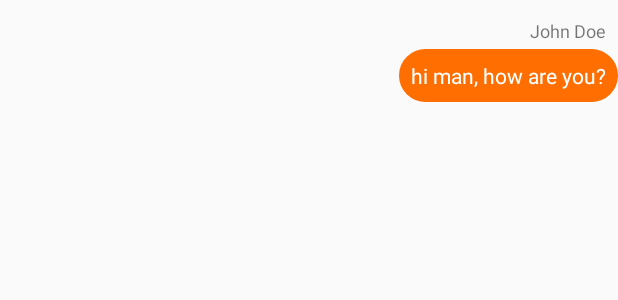
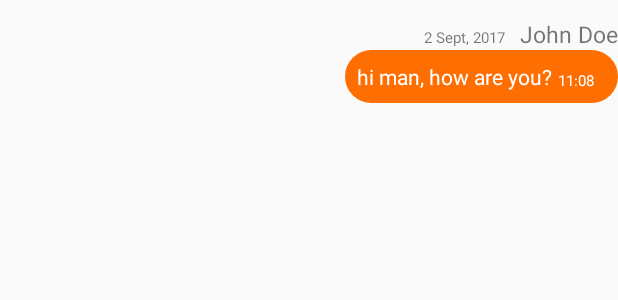
Before and after one commit to dharam1/Buddy, an Android app: the layout item_out_message.xml on its own in the app's theme, with its tools: preview values and no code run, on a phone screen of 412 x 824 dp. Shown: the top 300 px of the screen. Run offline under Robolectric (Android 15) with nearby library versions, the phone set to English and light mode, and no system bars.

Commit message:
more changes

```diff
--- a/app/src/main/res/layout/item_out_message.xml
+++ b/app/src/main/res/layout/item_out_message.xml
@@ -14,33 +14,55 @@
         android:text="John Doe"
         android:layout_width="wrap_content"
         android:layout_height="wrap_content"
-        android:textSize="12sp"
-        android:layout_marginRight="8dp"
+        android:textSize="15sp"
+        android:layout_marginLeft="8dp"
         app:layout_constraintTop_toTopOf="parent"
         app:layout_constraintRight_toRightOf="parent"
         android:layout_marginTop="4dp" />
 
-    <TextView
-        android:id="@+id/message_text"
-        android:text="hi man, how are you?"
-        android:background="@drawable/bubble_in"
+    <RelativeLayout
         android:layout_width="wrap_content"
         android:layout_height="wrap_content"
-        android:maxWidth="240dp"
-        android:padding="8dp"
-        android:textColor="#ffffff"
-        android:layout_marginTop="4dp"
+        android:background="@drawable/bubble_in"
+        android:id="@+id/rr"
         app:layout_constraintTop_toBottomOf="@+id/message_user"
         app:layout_constraintRight_toRightOf="parent"
-        android:layout_marginLeft="8dp" />
+        android:padding="8dp">
+
+        <TextView
+            android:id="@+id/message_text"
+            android:text="hi man, how are you?"
+            android:textSize="14sp"
+            android:layout_width="wrap_content"
+            android:layout_height="wrap_content"
+            android:maxWidth="240dp"
+            android:layout_centerVertical="true"
+            android:textColor="@color/white"
+            android:layout_marginRight="4dp"/>
+
+        <TextView
+            android:id="@+id/message_time"
+            android:layout_width="wrap_content"
+            android:text="11:08"
+            android:textColor="@color/white"
+            android:layout_height="wrap_content"
+            android:layout_toRightOf="@+id/message_text"
+            android:textSize="10sp"
+            android:layout_marginRight="8dp"
+            android:layout_alignBottom="@+id/message_text"/>
+
+    </RelativeLayout>
 
     <TextView
-        android:id="@+id/message_time"
+        android:id="@+id/message_date"
+        android:text="2 Sept, 2017"
         android:layout_width="wrap_content"
         android:layout_height="wrap_content"
         android:textSize="10sp"
-        android:layout_marginRight="4dp"
-        app:layout_constraintBottom_toBottomOf="@+id/message_text"
-        app:layout_constraintRight_toLeftOf="@+id/message_text"/>
+        android:layout_marginRight="10dp"
+        app:layout_constraintBaseline_toBaselineOf="@+id/message_user"
+        app:layout_constraintTop_toTopOf="parent"
+        app:layout_constraintRight_toLeftOf="@id/message_user"
+        android:layout_marginTop="4dp" />
 
 </android.support.constraint.ConstraintLayout>
```
Also changed, not shown: app/src/main/java/com/example/dharmendra/buddy1/manageuser.java (+9 -2 lines), app/src/main/res/layout/activity_manageuser.xml (+14 -14 lines).
